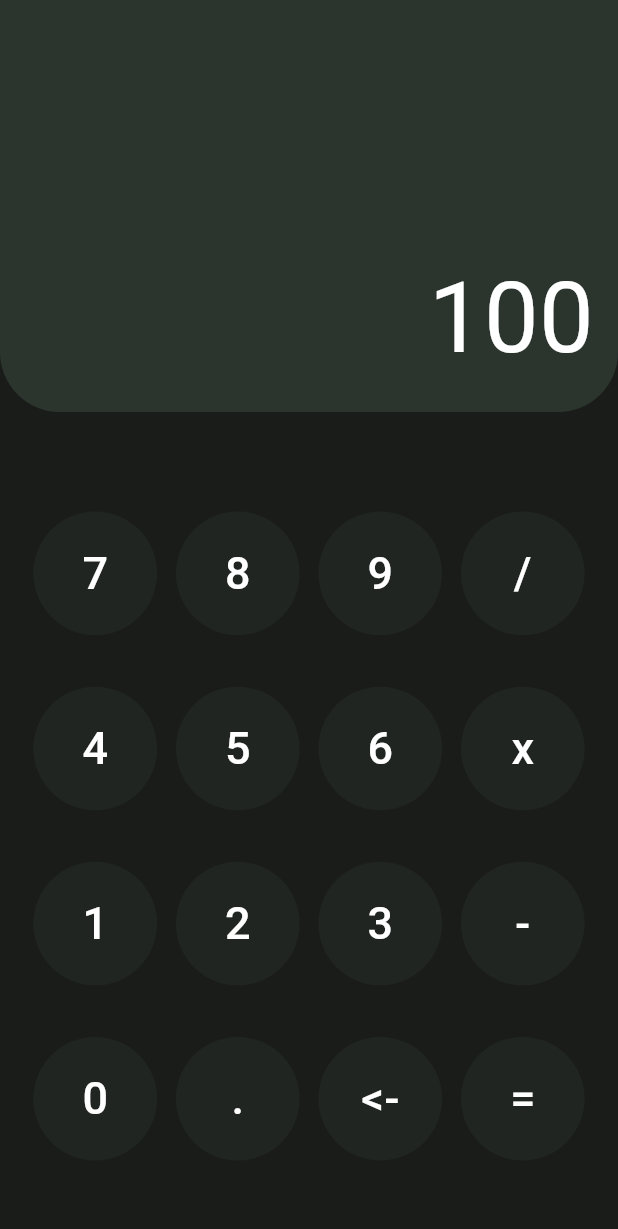
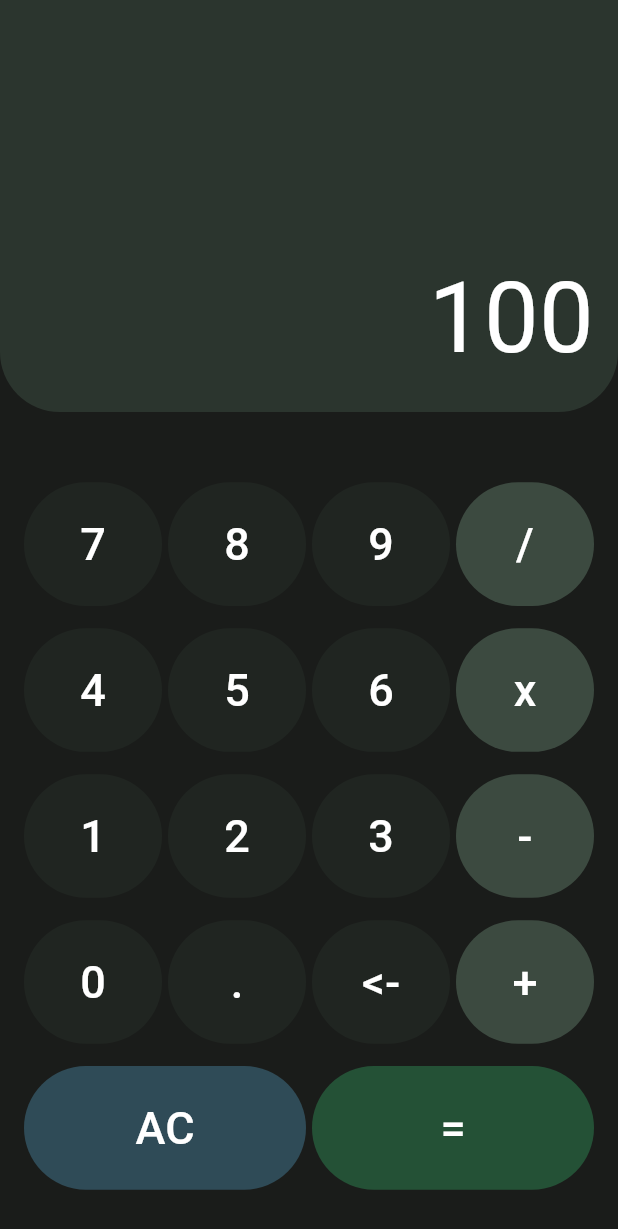
Before and after one commit to fr4nsgallegos/recetasappg10, a Flutter app: the screen it shows after launch, on a phone screen of 412 x 824 dp. Shown: the top 1229 px of the screen. Run offline on Flutter 3.47's test engine with Material 3 defaults, Android fonts, the phone set to English and light mode, and no system bars; our stand-ins replace curved_navigation_bar.

Commit message:
espacio entre bonotnes

```diff
--- a/lib/pages/calculator_page.dart
+++ b/lib/pages/calculator_page.dart
@@ -40,33 +40,52 @@ class CalculatorPage extends StatelessWidget {
                     Row(
                       children: [
                         BuildButton("7", Color(0xff202521), () {}),
+                        SizedBox(width: 4),
                         BuildButton("8", Color(0xff202521), () {}),
+                        SizedBox(width: 4),
                         BuildButton("9", Color(0xff202521), () {}),
-                        BuildButton("/", Color(0xff202521), () {}),
+                        SizedBox(width: 4),
+                        BuildButton("/", Color(0XFF3C4A40), () {}),
                       ],
                     ),
                     Row(
                       children: [
                         BuildButton("4", Color(0xff202521), () {}),
+                        SizedBox(width: 4),
                         BuildButton("5", Color(0xff202521), () {}),
+                        SizedBox(width: 4),
                         BuildButton("6", Color(0xff202521), () {}),
-                        BuildButton("x", Color(0xff202521), () {}),
+                        SizedBox(width: 4),
+                        BuildButton("x", Color(0XFF3C4A40), () {}),
                       ],
                     ),
                     Row(
                       children: [
                         BuildButton("1", Color(0xff202521), () {}),
+                        SizedBox(width: 4),
                         BuildButton("2", Color(0xff202521), () {}),
+                        SizedBox(width: 4),
                         BuildButton("3", Color(0xff202521), () {}),
-                        BuildButton("-", Color(0xff202521), () {}),
+                        SizedBox(width: 4),
+                        BuildButton("-", Color(0XFF3C4A40), () {}),
                       ],
                     ),
                     Row(
                       children: [
                         BuildButton("0", Color(0xff202521), () {}),
+                        SizedBox(width: 4),
                         BuildButton(".", Color(0xff202521), () {}),
+                        SizedBox(width: 4),
                         BuildButton("<-", Color(0xff202521), () {}),
-                        BuildButton("=", Color(0xff202521), () {}),
+                        SizedBox(width: 4),
+                        BuildButton("+", Color(0XFF3C4A40), () {}),
+                      ],
+                    ),
+                    Row(
+                      children: [
+                        BuildButton("AC", Color(0XFF2F4B57), () {}),
+                        SizedBox(width: 4),
+                        BuildButton("=", Color(0XFF245136), () {}),
                       ],
                     ),
                   ],
@@ -95,7 +114,7 @@ class BuildButton extends StatelessWidget {
     return Expanded(
       child: OutlinedButton(
         style: OutlinedButton.styleFrom(
-          shape: CircleBorder(),
+          // shape: CircleBorder(),
           backgroundColor: bgColor,
           side: BorderSide.none,
         ),
@@ -103,7 +122,7 @@ class BuildButton extends StatelessWidget {
         child: Container(
           alignment: Alignment.center,
           height: MediaQuery.of(context).size.height / 10,
-          width: MediaQuery.of(context).size.width / 6,
+          width: MediaQuery.of(context).size.width / 8,
           child: Text(
             texto,
             style: TextStyle(color: Colors.white, fontSize: 30),
```
